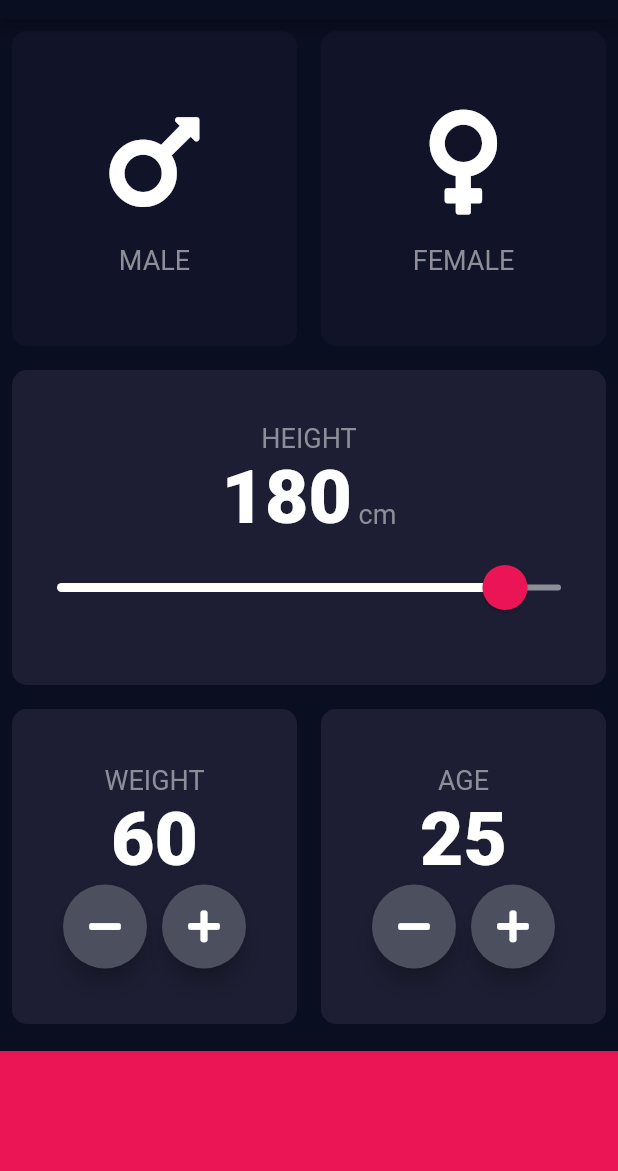
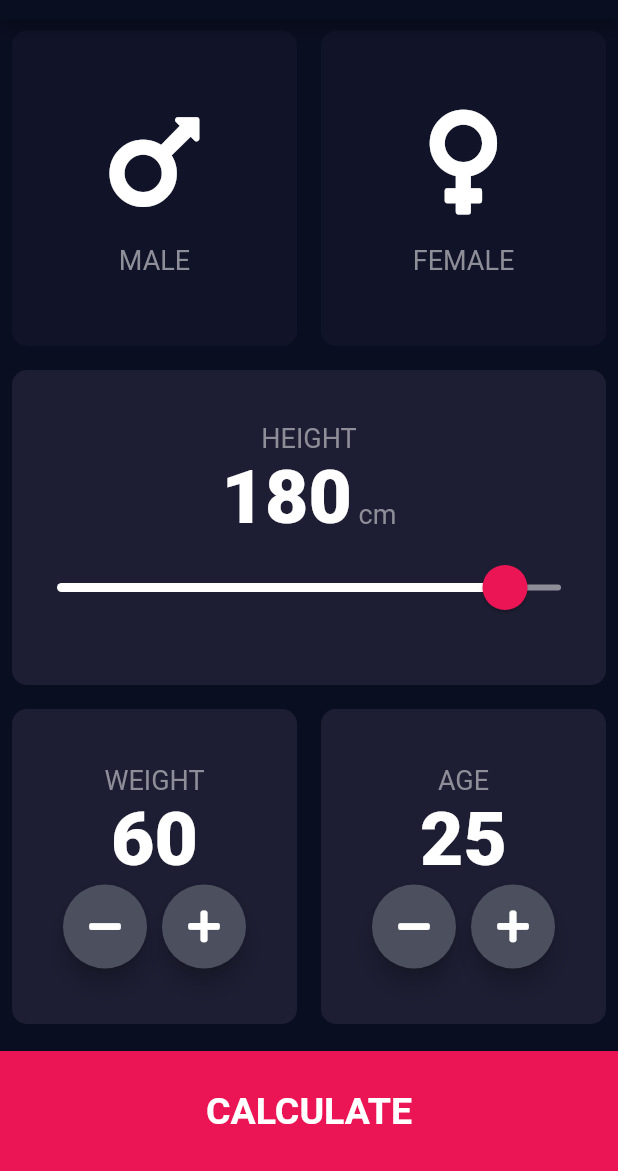
Before and after one commit to randularsw/BMI-Calculator, a Flutter app: the screen it shows after launch, on a phone screen of 412 x 824 dp, the part 65-1236 px from its top. Run offline on Flutter 3.47's test engine with Material 2 defaults, Android fonts, the phone set to English and light mode, and no system bars; our stand-ins replace font_awesome_flutter.

Commit message:
added navigation

```diff
--- a/lib/input-page.dart
+++ b/lib/input-page.dart
@@ -1,3 +1,4 @@
+import 'package:bmi_calculator/result-page.dart';
 import 'package:flutter/material.dart';
 import 'package:font_awesome_flutter/font_awesome_flutter.dart';
 import 'reusable-card.dart';
@@ -21,6 +22,11 @@ const labelTextStyle = TextStyle(
 const numberTextStyle = TextStyle(
   fontSize: 50,
   fontWeight: FontWeight.w900,
+);
+
+const largeButtonTextStyle = TextStyle(
+  fontSize: 25,
+  fontWeight: FontWeight.bold,
 );
 
 class InputPage extends StatefulWidget {
@@ -153,6 +159,7 @@ class _InputPageState extends State<InputPage> {
                           mainAxisAlignment: MainAxisAlignment.center,
                           children: <Widget>[
                             FloatingActionButton(
+                              heroTag: "btn1",
                               backgroundColor: Color(0xFF4C4F5E),
                               child: Icon(
                                 FontAwesomeIcons.minus,
@@ -164,8 +171,11 @@ class _InputPageState extends State<InputPage> {
                                 });
                               },
                             ),
-                            SizedBox(width: 10,),
+                            SizedBox(
+                              width: 10,
+                            ),
                             FloatingActionButton(
+                              heroTag: "btn2",
                               backgroundColor: Color(0xFF4C4F5E),
                               child: Icon(
                                 FontAwesomeIcons.plus,
@@ -201,6 +211,7 @@ class _InputPageState extends State<InputPage> {
                           mainAxisAlignment: MainAxisAlignment.center,
                           children: <Widget>[
                             FloatingActionButton(
+                              heroTag: "btn3",
                               backgroundColor: Color(0xFF4C4F5E),
                               child: Icon(
                                 FontAwesomeIcons.minus,
@@ -212,8 +223,11 @@ class _InputPageState extends State<InputPage> {
                                 });
                               },
                             ),
-                            SizedBox(width: 10,),
+                            SizedBox(
+                              width: 10,
+                            ),
                             FloatingActionButton(
+                              heroTag: "btn4",
                               backgroundColor: Color(0xFF4C4F5E),
                               child: Icon(
                                 FontAwesomeIcons.plus,
@@ -234,11 +248,22 @@ class _InputPageState extends State<InputPage> {
               ],
             ),
           ),
-          Container(
-            color: Color(bottomContainerColour),
-            margin: EdgeInsets.only(top: 10),
-            width: double.infinity,
-            height: bottomContainerHeight,
+          GestureDetector(
+            onTap: () {
+              Navigator.pushNamed(context, '/result');
+            },
+            child: Container(
+              child: Center(
+                child: Text(
+                  'CALCULATE',
+                  style: largeButtonTextStyle,
+                ),
+              ),
+              color: Color(bottomContainerColour),
+              margin: EdgeInsets.only(top: 10),
+              width: double.infinity,
+              height: bottomContainerHeight,
+            ),
           ),
         ],
       ),
--- a/lib/main.dart
+++ b/lib/main.dart
@@ -1,3 +1,4 @@
+import 'package:bmi_calculator/result-page.dart';
 import 'package:flutter/material.dart';
 import 'input-page.dart';
 
@@ -11,7 +12,12 @@ class BMICalculator extends StatelessWidget {
         primaryColor: Color(0xFF0A0E21),
         scaffoldBackgroundColor: Color(0xFF0A0E21),
       ),
-      home: InputPage(),
+      // home: InputPage(),
+      initialRoute: '/',
+      routes: {
+        '/': (context) => InputPage(),
+        '/result': (context) => ResultPage(),
+      },
     );
   }
 }
```
Also changed, not shown: lib/result-page.dart (added, +13 -0 lines).
